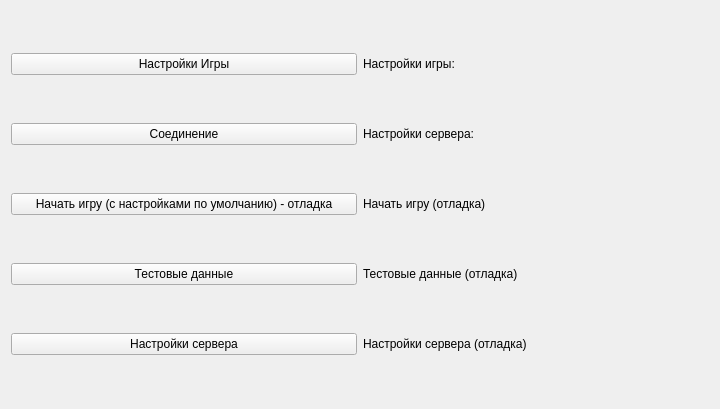
Mar94oK/Nayda, file Nayda/playMenu.ui: the form before one commit.
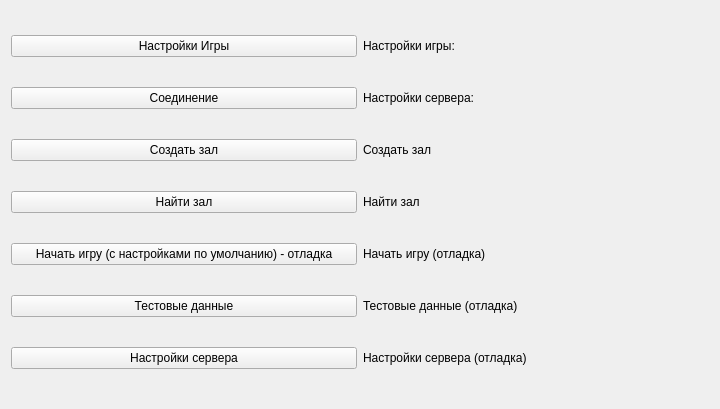
The form after the commit.

The edit to the form file:
```diff
--- a/Nayda/playMenu.ui
+++ b/Nayda/playMenu.ui
@@ -27,14 +27,14 @@
      </property>
     </widget>
    </item>
-   <item row="4" column="0">
+   <item row="5" column="0">
     <widget class="QPushButton" name="btn_SendTestData">
      <property name="text">
       <string>Тестовые данные</string>
      </property>
     </widget>
    </item>
-   <item row="3" column="0">
+   <item row="4" column="0">
     <widget class="QPushButton" name="btn_DebugStart">
      <property name="sizePolicy">
       <sizepolicy hsizetype="Minimum" vsizetype="Fixed">
@@ -48,10 +48,19 @@
     </widget>
    </item>
    <item row="1" column="0">
-    <widget class="QPushButton" name="btn_StartTheGame">
+    <widget class="QPushButton" name="btn_Connection">
+     <property name="focusPolicy">
+      <enum>Qt::NoFocus</enum>
+     </property>
+     <property name="styleSheet">
+      <string notr="true"/>
+     </property>
      <property name="text">
       <string>Соединение</string>
      </property>
+     <property name="autoDefault">
+      <bool>false</bool>
+     </property>
     </widget>
    </item>
    <item row="1" column="1">
@@ -61,21 +70,21 @@
      </property>
     </widget>
    </item>
-   <item row="4" column="1">
+   <item row="5" column="1">
     <widget class="QLabel" name="lbl_TestData">
      <property name="text">
       <string>Тестовые данные (отладка)</string>
      </property>
     </widget>
    </item>
-   <item row="3" column="1">
+   <item row="4" column="1">
     <widget class="QLabel" name="lbl_StartTheGameDefault">
      <property name="text">
       <string>Начать игру (отладка)</string>
      </property>
     </widget>
    </item>
-   <item row="5" column="0">
+   <item row="6" column="0">
     <widget class="QPushButton" name="btn_ServerSettings">
      <property name="text">
       <string>Настройки сервера</string>
@@ -89,13 +98,41 @@
      </property>
     </widget>
    </item>
-   <item row="5" column="1">
+   <item row="6" column="1">
     <widget class="QLabel" name="lbl_ServerSettings">
      <property name="text">
       <string>Настройки сервера (отладка)</string>
      </property>
     </widget>
    </item>
+   <item row="2" column="0">
+    <widget class="QPushButton" name="btn_CreateLobby">
+     <property name="text">
+      <string>Создать зал</string>
+     </property>
+    </widget>
+   </item>
+   <item row="3" column="0">
+    <widget class="QPushButton" name="btn_JoinToExistingLobby">
+     <property name="text">
+      <string>Найти зал</string>
+     </property>
+    </widget>
+   </item>
+   <item row="2" column="1">
+    <widget class="QLabel" name="lbl_CreateLObby">
+     <property name="text">
+      <string>Создать зал</string>
+     </property>
+    </widget>
+   </item>
+   <item row="3" column="1">
+    <widget class="QLabel" name="label">
+     <property name="text">
+      <string>Найти зал</string>
+     </property>
+    </widget>
+   </item>
   </layout>
  </widget>
  <resources/>
```
Left out of the diff: 3 changed lines with no effect on the pictures.
